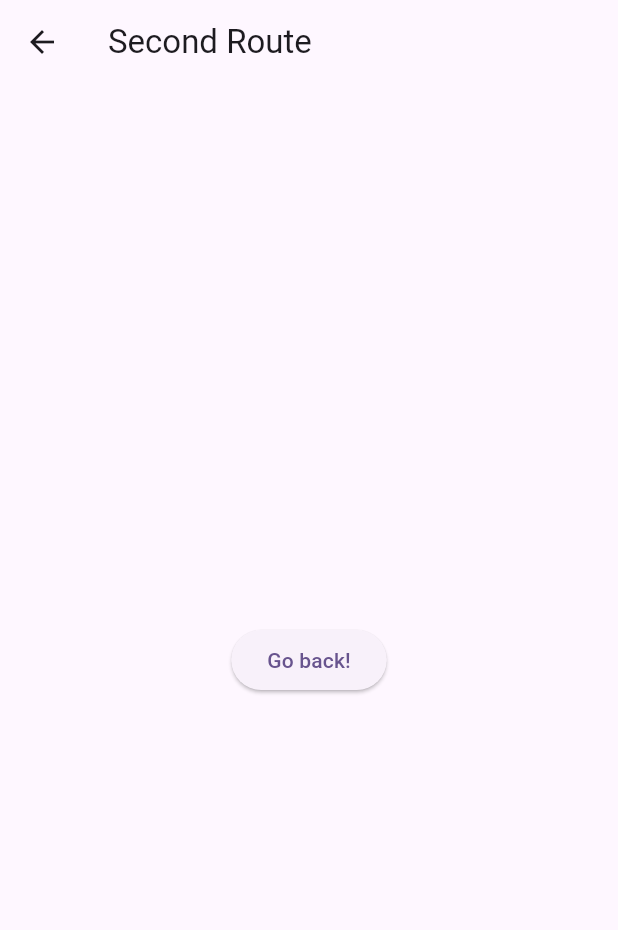
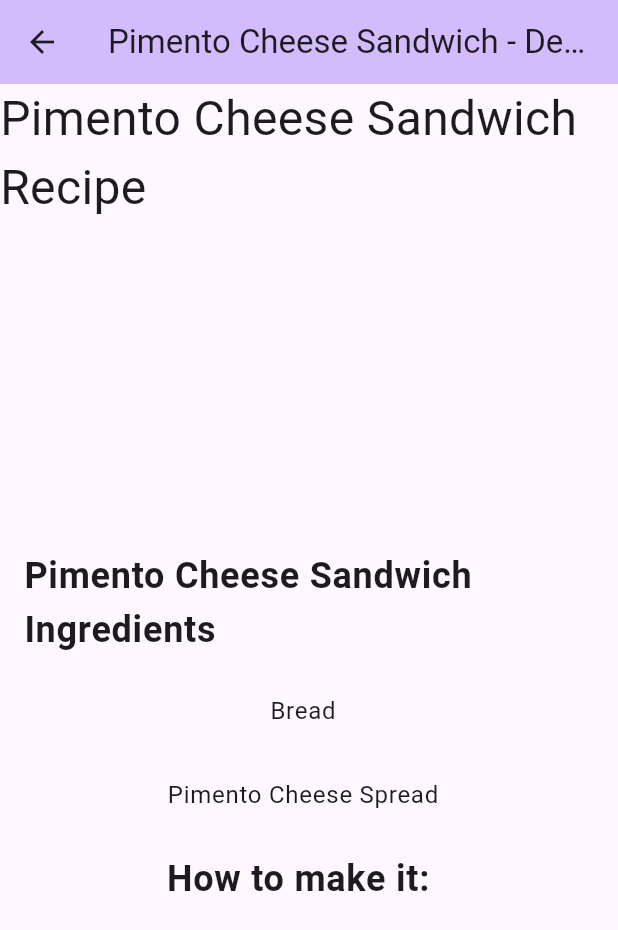
Before and after one commit to TobeyG2003/MAD, a Flutter app: the screen it shows after launch, after a tap on "View Recipe", on a phone screen of 412 x 824 dp. Shown: the top 930 px of the screen. Run offline on Flutter 3.47's test engine with Material 3 defaults, Android fonts, the phone set to English and light mode, and no system bars; key blocks and very long unbroken strings in the code were emptied for the run.

Commit message:
create page for sandwich wip

```diff
--- a/cw2/lib/main.dart
+++ b/cw2/lib/main.dart
@@ -10,11 +10,11 @@ class MyApp extends StatelessWidget {
   @override
   Widget build(BuildContext context) {
     return MaterialApp(
-      title: 'Flutter Demo',
+      title: 'My Recipes',
       theme: ThemeData(
         colorScheme: ColorScheme.fromSeed(seedColor: Colors.deepPurple),
       ),
-      home: const MyHomePage(title: 'Flutter Demo Home Page'),
+      home: const MyHomePage(title: 'Recipe List'),
     );
   }
 }
@@ -40,6 +40,8 @@ class _MyHomePageState extends State<MyHomePage> {
         child: Column(
           mainAxisAlignment: MainAxisAlignment.center,
           children: <Widget>[
+            Text("Select a Recipe",
+            style: TextStyle (fontSize: 32),),
             Expanded(
               child: Center(
               child: ListView(
@@ -56,7 +58,7 @@ class _MyHomePageState extends State<MyHomePage> {
                             Navigator.push(
                               context,
                               MaterialPageRoute<void>(
-                                builder: (context) => const food(data: "sandwich"),
+                                builder: (context) => const food(data: "Pimento Cheese Sandwich"),
                               ),
                             );
                           },
@@ -76,7 +78,7 @@ class _MyHomePageState extends State<MyHomePage> {
                             Navigator.push(
                               context,
                               MaterialPageRoute<void>(
-                                builder: (context) => const food(data: "burger"),
+                                builder: (context) => const food(data: "Burger"),
                               ),
                             );
                           },
@@ -96,7 +98,7 @@ class _MyHomePageState extends State<MyHomePage> {
                             Navigator.push(
                               context,
                               MaterialPageRoute<void>(
-                                builder: (context) => const food(data: "spaghetti"),
+                                builder: (context) => const food(data: "Spaghetti"),
                               ),
                             );
                           },
@@ -122,15 +124,49 @@ class food extends StatelessWidget {
   @override
   Widget build(BuildContext context) {
     return Scaffold(
-      appBar: AppBar(title: const Text('Second Route')),
-      body: Center(
-        child: ElevatedButton(
-          onPressed: () {
-            // Navigate back to first route when tapped.
-          },
-          child: const Text('Go back!'),
-        ),
+      appBar: AppBar(
+        backgroundColor: Theme.of(context).colorScheme.inversePrimary,
+        title: Text('$data - Details'),
       ),
+      body: data == "Pimento Cheese Sandwich" ? sandwichDisplay(): Text("No data"),
     );
   }
 }
+
+class sandwichDisplay extends StatelessWidget {
+  @override
+  Widget build(BuildContext context) {
+    return Center(
+        child: Column(
+          mainAxisAlignment: MainAxisAlignment.center,
+          children: <Widget>[
+            Text("Pimento Cheese Sandwich Recipe",
+            style: TextStyle (fontSize: 32),),
+            Expanded(
+              child: Center(
+              child: ListView(
+                shrinkWrap: true,
+                children: <Widget>[
+                  ListTile(
+                    title: Center( child:Text("Pimento Cheese Sandwich Ingredients",
+                    style: TextStyle (fontSize: 24, fontWeight: FontWeight.bold,),),)
+                  ),
+                  ListTile(
+                    title: Center(child: Text("Bread")),
+                  ),
+                  ListTile(
+                    title: Center(child: Text("Pimento Cheese Spread")),
+                  ),
+                  ListTile(
+                    title: Center( child:Text("How to make it: ",
+                    style: TextStyle (fontSize: 24, fontWeight: FontWeight.bold,),),)
+                  ),
+                ],
+              ),
+              ),
+            ),
+          ],
+        ),
+      );
+  }
+}
```
